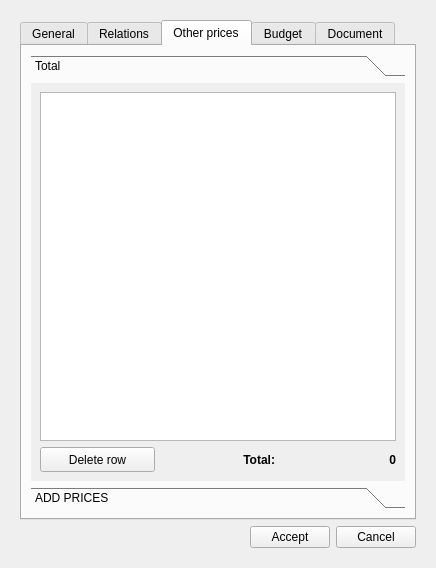
Giswater/giswater_qgis_plugin, file ui/plan_psector.ui: the form before one commit.
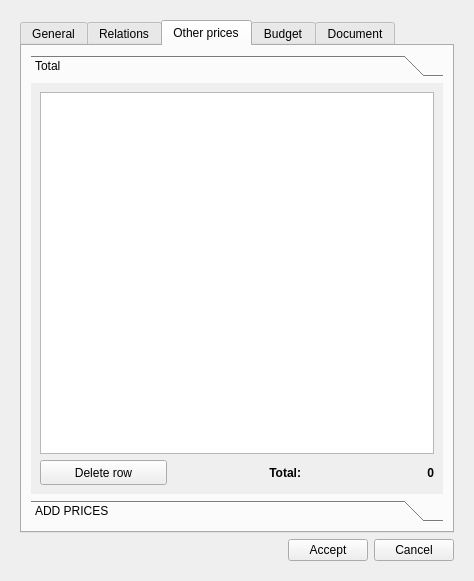
The form after the commit. The open tabs and pages were chosen to show the change. Icons and pictures are not drawn.

Commit message: on form plan_psector, set other prices tab on total subtab

```diff
--- a/ui/plan_psector.ui
+++ b/ui/plan_psector.ui
@@ -6,8 +6,8 @@
    <rect>
     <x>0</x>
     <y>0</y>
-    <width>436</width>
-    <height>567</height>
+    <width>474</width>
+    <height>581</height>
    </rect>
   </property>
   <property name="sizePolicy">
@@ -827,8 +827,8 @@
                 <rect>
                  <x>0</x>
                  <y>0</y>
-                 <width>374</width>
-                 <height>400</height>
+                 <width>400</width>
+                 <height>385</height>
                 </rect>
                </property>
                <attribute name="label">
```
Left out of the diff: 8 changed lines with no effect on the pictures.
